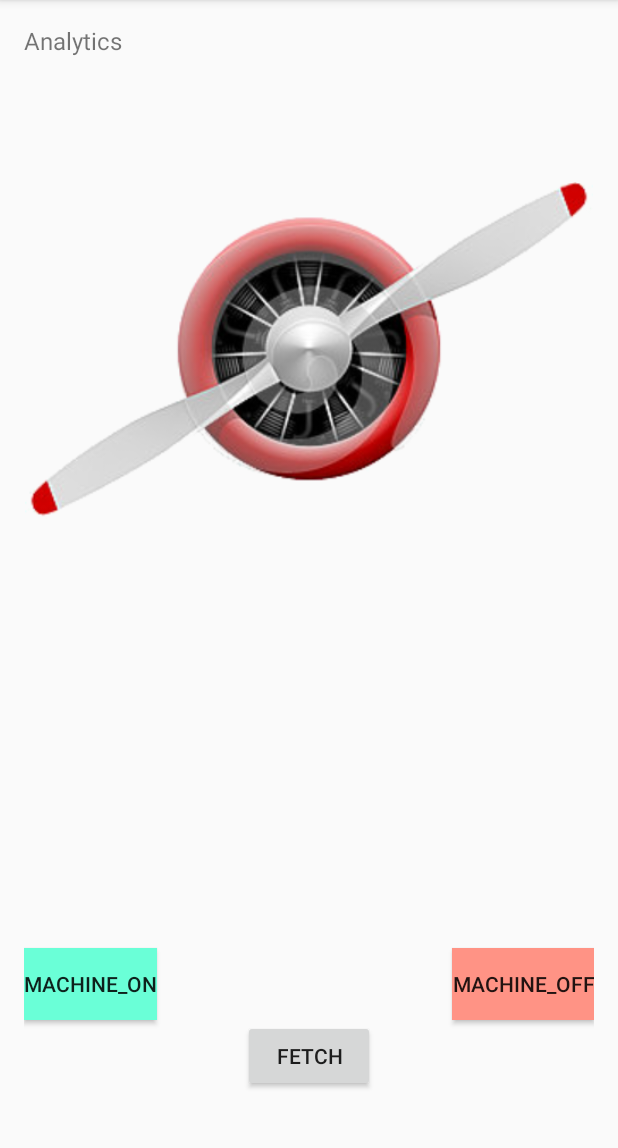
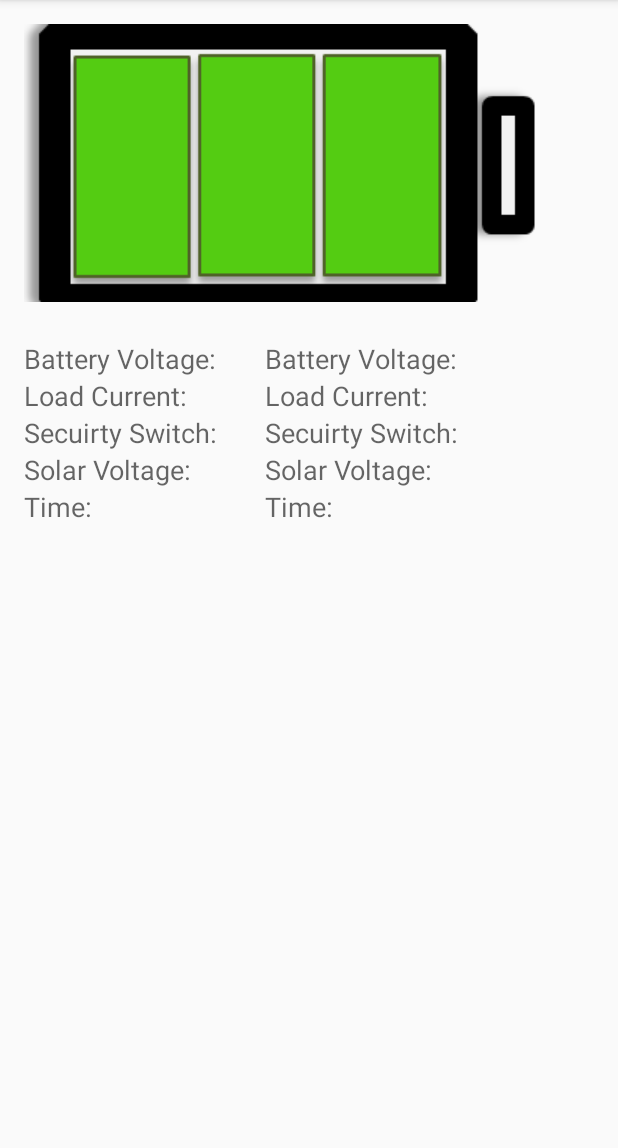
Before and after one commit to ravbrar/ProjectXAndroid, an Android app: the screen it shows after launch (MainActivity), on a phone screen of 412 x 824 dp, the part 84-1232 px from its top. Run offline under Robolectric (Android 15) with nearby library versions, the phone set to English and light mode, and no system bars; libraries missing offline, so code that uses them is left out: com.firebase.client; 3 statements that could not run were skipped.

Commit message:
finished display data

```diff
--- a/app/build.gradle
+++ b/app/build.gradle
@@ -2,7 +2,7 @@ apply plugin: 'com.android.application'
 
 android {
     compileSdkVersion 23 //
-    buildToolsVersion "23.0.1"
+    buildToolsVersion '23.0.3'
     packagingOptions {
         exclude 'META-INF/LICENSE'
         exclude 'META-INF/LICENSE-FIREBASE.txt'
--- a/app/src/main/java/com/example/rav/part4projectv1/MainActivity.java
+++ b/app/src/main/java/com/example/rav/part4projectv1/MainActivity.java
@@ -33,171 +33,104 @@ import java.util.List;
 import java.util.Map;
 import java.util.Random;
 
-public class MainActivity extends Activity {
-    private Button fetchButton;
-    private Button machineOn;
-    private Button machineOff;
-    private TextView textView;
+public class MainActivity extends Activity
+{
+    private TextView battery_voltage_text;
+    private TextView load_current_text;
+    private TextView security_switch_text;
+    private TextView solar_voltage_text;
+    private TextView time_text;
+
+    private TextView battery_voltage_value_text;
+    private TextView load_current_value_text;
+    private TextView security_switch_value_text;
+    private TextView solar_voltage_value_text;
+    private TextView time_value_text;
+
     private Firebase ref;
-    private Firebase refAtStart;
-    private ImageView motorView;
+    private ImageView batteryView;
     private DataSnapshot currentSnapshot;
-    boolean toggleFlag = false;
-    private SmsManager smsManager;
-
-
-
-
-
-
-    private static final Random RANDOM = new Random();
 
     @Override
-    protected void onCreate(Bundle savedInstanceState) {
+    protected void onCreate(Bundle savedInstanceState)
+    {
         super.onCreate(savedInstanceState);
         Firebase.setAndroidContext(this);
         setContentView(R.layout.activity_main);
-        System.out.println("Fetch Button Clicked\n");
         ref = new Firebase("https://bottling-station-firebase.firebaseio.com/");
 
-        fetchButton = (Button) findViewById(R.id.fetch_button);
-        machineOn = (Button) findViewById(R.id.machine_on);
-        machineOff = (Button) findViewById(R.id.machine_off);
+        battery_voltage_text = (TextView) findViewById(R.id.battery_voltage_view);
+        load_current_text = (TextView) findViewById(R.id.load_current_view);
+        security_switch_text = (TextView) findViewById(R.id.security_switch_view);
+        solar_voltage_text = (TextView) findViewById(R.id.solar_voltage_view);
+        time_text = (TextView) findViewById(R.id.time_view);
 
-        textView = (TextView) findViewById(R.id.rpm_view);
-        motorView = (ImageView) findViewById(R.id.motor_view);
+        battery_voltage_value_text = (TextView) findViewById(R.id.battery_voltage_value_view);
+        load_current_value_text = (TextView) findViewById(R.id.load_current_value_view);
+        security_switch_value_text = (TextView) findViewById(R.id.security_switch_value_view);
+        solar_voltage_value_text = (TextView) findViewById(R.id.solar_voltage_value_view);
+        time_value_text = (TextView) findViewById(R.id.time_value_view);
 
-        smsManager = SmsManager.getDefault();
+        batteryView = (ImageView) findViewById(R.id.battery_view);
 
-
-
-
-        machineOn.setOnClickListener(new View.OnClickListener() {
-            public void onClick(View v) {
-                ref.child("machine_status").setValue("ON");
-                //Log.d("My App: ", "ON Button Clicked\n");
-                System.out.println("ON Button Clicked\n");
-
-                smsManager.sendTextMessage("+64210328301", null, "1", null, null);// william - +640211879860  // iot - +642102307205
-                Toast.makeText(MainActivity.this, "ON Button Clicked ", Toast.LENGTH_SHORT).show();
-
-            }
-        });
-
-        machineOff.setOnClickListener(new View.OnClickListener() {
-            public void onClick(View v) {
-                ref.child("machine_status").setValue("OFF");
-                System.out.println("OFF Button Clicked\n");
-
-                smsManager.sendTextMessage("+64210328301", null, "0", null, null);
-                Toast.makeText(MainActivity.this, "OFF Button Clicked ", Toast.LENGTH_SHORT).show();
-            }
-        });
-
-        ref.child("stages/stage1").addValueEventListener(new ValueEventListener() {
-
+        ref.child("locations/location_x/parameters").addValueEventListener(new ValueEventListener()
+        {
             @Override
-            public void onDataChange(DataSnapshot snapshot) {
+            public void onDataChange(DataSnapshot snapshot)
+            {
                 currentSnapshot = snapshot;
-                readStage1();
-
-                if (toggleFlag){
-                    updateAnalytics(readStage1());
-                }
-
-                toggleFlag = true;
+                readParameters();
             }
 
             @Override
-            public void onCancelled(FirebaseError error) {
+            public void onCancelled(FirebaseError error)
+            {
                 System.out.println(error.getMessage());
             }
 
         });
-
-        fetchButton.setOnClickListener(new View.OnClickListener() {
-            public void onClick(View v) {
-                System.out.println("Fetch Button Clicked\n");
-            }
-        });
     }
 
+    private Map<String, String> readParameters()
+    {
+        Map<Object, Object> map = (Map<Object, Object>) currentSnapshot.getValue();
+        Object a = (Object) map.get("battery_voltage");
+        Object b = (Object) map.get("load_current");
+        Object c = (Object) map.get("security_switch");
+        Object d = (Object) map.get("solar_voltage");
+        Object e = (Object) map.get("time");
 
-    private void updateAnalytics (Map<String, String> dataToUpdate) {
-
-        String a = (String) dataToUpdate.get("time");
-        String b = (String) dataToUpdate.get("status");
-
-
-        Map<String, String> updateFirebase = new HashMap<String, String>();
-        updateFirebase.put("status", b.toString());
-        updateFirebase.put("time", a.toString());
-        ref.child("analytics").push().setValue(updateFirebase);
-    }
-
-    private Map<String, String> readStage1 (){
-        Map<Object, Object> map = (Map<Object, Object>) currentSnapshot.getValue();
-        Object a = (Object) map.get("time");
-        Object b = (Object) map.get("status");
-        System.out.println(b.toString() + " -- " + a.toString() + "\n");
-
-//                        50(20%) 2000-3000
-//                        64(25%)5000-6000
-//                        77(30%) 6400-7200
-
-        Integer rpmValue = 0;
-        try {
-            rpmValue = Integer.parseInt(b.toString());
-        } catch (NumberFormatException e) {
-            rpmValue = 0;
-            e.printStackTrace();
-        }
-        String rpmDisplay = b.toString();
-        int duration;
-//        if ((rpmValue >= 2000) && (rpmValue <= 3000)) {
-//            duration = 5000;
-//        } else if ((rpmValue >= 5000) && (rpmValue <= 6000)) {
-//            duration = 1500;
-//        } else if ((rpmValue >= 6400) && (rpmValue <= 7200)) {
-//            duration = 500;
-//        }
-        if ((rpmValue > 0) ) {
-            duration = 500;
-        } else {
-            rpmDisplay = "fault";
-            duration = 0;
-
-        }
-        textView.setText("RPM: " + rpmDisplay + "\n");
-        Animation rotation = new RotateAnimation(0, 360, Animation.RELATIVE_TO_SELF, .5f,
-                Animation.RELATIVE_TO_SELF, .5f);
-        rotation.setInterpolator(new LinearInterpolator());
-        rotation.setRepeatCount(Animation.INFINITE);
-        rotation.setDuration(duration);
-
-        motorView.startAnimation(rotation);
-        System.out.println("Duration: " + duration + "\n");
+        battery_voltage_value_text.setText(a.toString());
+        load_current_value_text.setText(b.toString());
+        security_switch_value_text.setText(c.toString());
+        solar_voltage_value_text.setText(d.toString());
+        time_value_text.setText(e.toString());
 
         Map<String, String> returnMap = new HashMap<String, String>();
-        returnMap.put("status", rpmDisplay);
-        returnMap.put("time", a.toString());
+        returnMap.put("battery_voltage", a.toString());
+        returnMap.put("load_current", b.toString());
+        returnMap.put("security_switch",c.toString());
+        returnMap.put("solar_voltage",d.toString());
+        returnMap.put("time", e.toString());
         return returnMap;
     }
 
     @Override
-    public boolean onCreateOptionsMenu(Menu menu) {
+    public boolean onCreateOptionsMenu(Menu menu)
+    {
         // Inflate the menu; this adds items to the action bar if it is present.
         getMenuInflater().inflate(R.menu.menu_main, menu);
         return true;
     }
 
     @Override
-    public boolean onOptionsItemSelected(MenuItem item) {
+    public boolean onOptionsItemSelected(MenuItem item)
+    {
         int id = item.getItemId();
-        if (id == R.id.action_settings) {
+        if (id == R.id.action_settings)
+        {
             return true;
         }
-
         return super.onOptionsItemSelected(item);
     }
 }
--- a/app/src/main/res/layout/activity_main.xml
+++ b/app/src/main/res/layout/activity_main.xml
@@ -6,63 +6,107 @@
     android:paddingBottom="@dimen/activity_vertical_margin" tools:context=".MainActivity">
 
     <ImageView
-        android:id="@+id/motor_view"
+        android:id="@+id/battery_view"
         android:background="@android:color/transparent"
         android:layout_width="wrap_content"
         android:layout_height="wrap_content"
-        android:src="@drawable/propeller"
+        android:src="@drawable/full_battery"
         android:backgroundTint="@android:color/transparent"
-        android:contentDescription="motor"
+        android:contentDescription="battery"
         android:adjustViewBounds="true"
-        android:layout_marginBottom="286dp"
-        android:layout_above="@+id/machine_on"
-        android:layout_alignEnd="@+id/fetch_button"
-        android:layout_alignParentEnd="true"
-        android:layout_alignParentStart="true" />
-    <Button
-        android:id="@+id/fetch_button"
-        android:text="@string/fetch_button_name"
-        android:layout_height="wrap_content"
-        android:layout_width="wrap_content"
-        android:layout_marginBottom="24dp"
-        android:layout_alignParentBottom="true"
-        android:layout_centerHorizontal="true" />
-
-    <Button
-        android:id="@+id/machine_on"
-        android:text="machine_on"
-        android:layout_height="wrap_content"
-        android:layout_width="wrap_content"
-        android:background="#6affd7"
-        android:layout_above="@+id/fetch_button"
-        android:layout_alignParentStart="true" />
-
-    <Button
-        android:id="@+id/machine_off"
-        android:text="machine_off"
-        android:layout_height="wrap_content"
-        android:layout_width="wrap_content"
-        android:background="#ff9385"
-        android:layout_below="@+id/motor_view"
-        android:layout_alignParentEnd="true" />
-
-    <TextView
-        android:id="@+id/linetext"
-        android:layout_width="wrap_content"
-        android:layout_height="wrap_content"
-        android:text="Analytics"
-        android:textSize="16dp"
+        android:layout_alignParentTop="true"
         android:layout_alignParentStart="true" />
 
     <TextView
-        android:id="@+id/rpm_view"
-        android:text="@string/hello_world"
         android:layout_width="wrap_content"
         android:layout_height="wrap_content"
-        android:textSize="20sp"
-        android:layout_marginBottom="5dp"
-        android:layout_above="@+id/machine_off"
-        android:layout_centerHorizontal="true"
-        android:textAppearance="@android:color/primary_text_dark"
-        android:textColor="#080808" />
+        android:textAppearance="?android:attr/textAppearanceMedium"
+        android:text="Battery Voltage: "
+        android:id="@+id/battery_voltage_view"
+        android:layout_below="@+id/battery_view"
+        android:layout_alignParentStart="true"
+        android:layout_marginTop="25dp" />
+
+    <TextView
+        android:layout_width="wrap_content"
+        android:layout_height="wrap_content"
+        android:textAppearance="?android:attr/textAppearanceMedium"
+        android:text="Load Current: "
+        android:id="@+id/load_current_view"
+        android:layout_below="@+id/battery_voltage_view"
+        android:layout_alignParentLeft="true" />
+
+    <TextView
+        android:layout_width="wrap_content"
+        android:layout_height="wrap_content"
+        android:textAppearance="?android:attr/textAppearanceMedium"
+        android:text="Secuirty Switch: "
+        android:id="@+id/security_switch_view"
+        android:layout_below="@+id/load_current_view"
+        android:layout_alignParentLeft="true" />
+
+    <TextView
+        android:layout_width="wrap_content"
+        android:layout_height="wrap_content"
+        android:textAppearance="?android:attr/textAppearanceMedium"
+        android:text="Solar Voltage: "
+        android:id="@+id/solar_voltage_view"
+        android:layout_below="@+id/security_switch_view"
+        android:layout_alignParentLeft="true" />
+
+    <TextView
+        android:layout_width="wrap_content"
+        android:layout_height="wrap_content"
+        android:textAppearance="?android:attr/textAppearanceMedium"
+        android:text="Time: "
+        android:id="@+id/time_view"
+        android:layout_below="@+id/solar_voltage_view"
+        android:layout_alignParentLeft="true" />
+
+    <TextView
+        android:layout_width="wrap_content"
+        android:layout_height="wrap_content"
+        android:textAppearance="?android:attr/textAppearanceMedium"
+        android:text="Battery Voltage: "
+        android:id="@+id/battery_voltage_value_view"
+        android:layout_alignBottom="@+id/battery_voltage_view"
+        android:layout_alignEnd="@+id/battery_view"
+        android:layout_marginEnd="50dp" />
+
+    <TextView
+        android:layout_width="wrap_content"
+        android:layout_height="wrap_content"
+        android:textAppearance="?android:attr/textAppearanceMedium"
+        android:text="Load Current: "
+        android:id="@+id/load_current_value_view"
+        android:layout_below="@+id/battery_voltage_value_view"
+        android:layout_alignStart="@+id/battery_voltage_value_view" />
+
+    <TextView
+        android:layout_width="wrap_content"
+        android:layout_height="wrap_content"
+        android:textAppearance="?android:attr/textAppearanceMedium"
+        android:text="Secuirty Switch: "
+        android:id="@+id/security_switch_value_view"
+        android:layout_below="@+id/load_current_value_view"
+        android:layout_alignStart="@+id/load_current_value_view" />
+
+    <TextView
+        android:layout_width="wrap_content"
+        android:layout_height="wrap_content"
+        android:textAppearance="?android:attr/textAppearanceMedium"
+        android:text="Solar Voltage: "
+        android:id="@+id/solar_voltage_value_view"
+        android:layout_above="@+id/time_view"
+        android:layout_alignStart="@+id/security_switch_value_view" />
+
+    <TextView
+        android:layout_width="wrap_content"
+        android:layout_height="wrap_content"
+        android:textAppearance="?android:attr/textAppearanceMedium"
+        android:text="Time: "
+        android:id="@+id/time_value_view"
+        android:layout_alignTop="@+id/time_view"
+        android:layout_alignStart="@+id/solar_voltage_value_view" />
+
 </RelativeLayout>
--- a/build.gradle
+++ b/build.gradle
@@ -5,7 +5,7 @@ buildscript {
         jcenter()
     }
     dependencies {
-        classpath 'com.android.tools.build:gradle:1.3.0'
+        classpath 'com.android.tools.build:gradle:2.1.2'
 
         // NOTE: Do not place your application dependencies here; they belong
         // in the individual module build.gradle files
```
Also changed, not shown: app/src/main/java/com/example/rav/part4projectv1/FirebaseDataAnalyser.java (+29 -11 lines), app/src/main/res/drawable/full_battery.png (added), app/src/main/res/drawable/halved_battery.png (added), app/src/main/res/drawable/low_battery.png (added), app/src/main/res/drawable/motor.PNG (deleted), app/src/main/res/drawable/motor1.png (deleted), gradle/wrapper/gradle-wrapper.properties, 3 other files.
